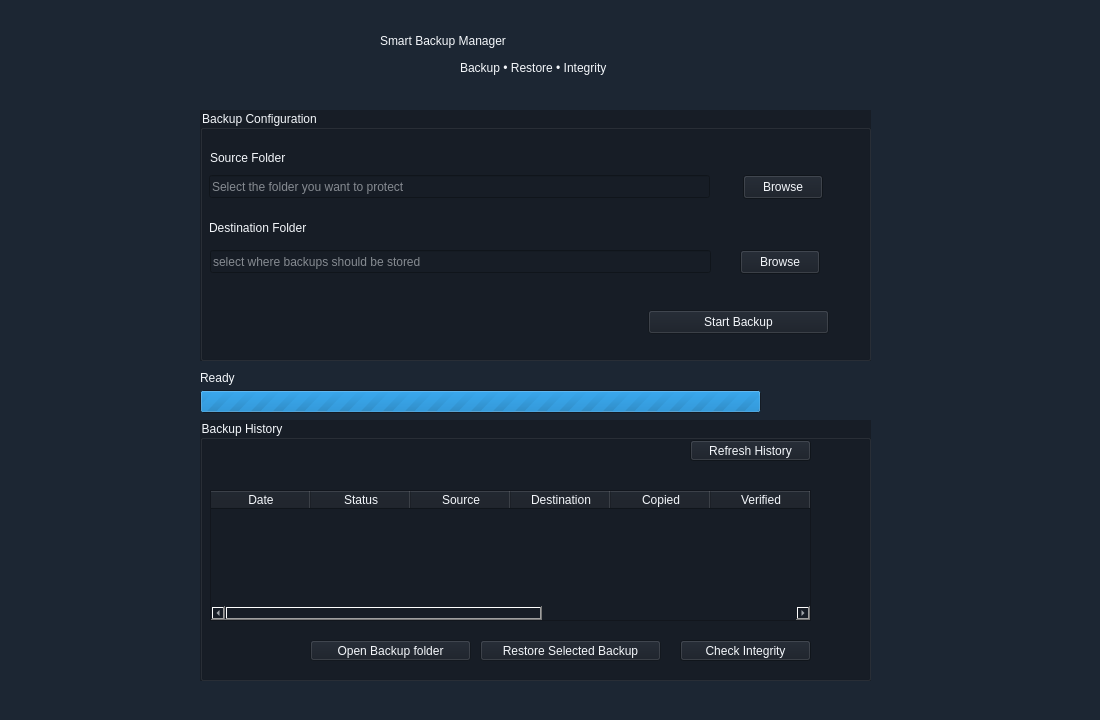
Anotidagd/cpp-qt-smart-backup-manager, file mainwindow.ui: the form before one commit.
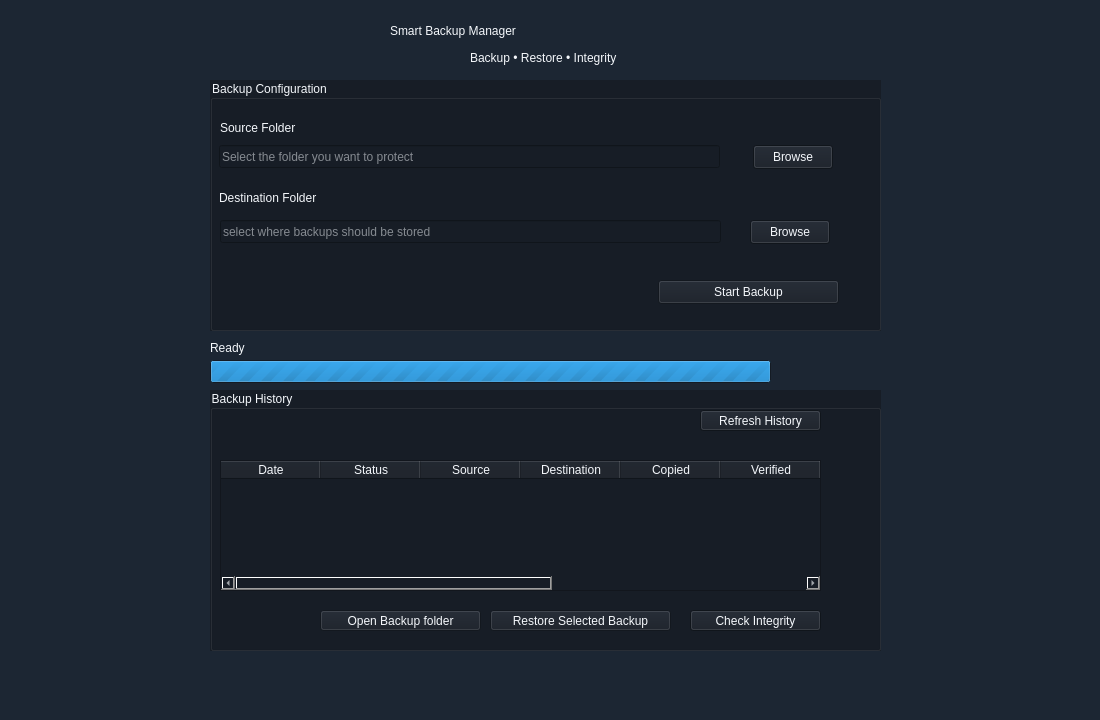
The form after the commit.

```diff
--- a/mainwindow.ui
+++ b/mainwindow.ui
@@ -27,8 +27,8 @@
    <widget class="QLabel" name="titleLabel">
     <property name="geometry">
      <rect>
-      <x>380</x>
-      <y>20</y>
+      <x>390</x>
+      <y>10</y>
       <width>441</width>
       <height>41</height>
      </rect>
@@ -40,8 +40,8 @@
    <widget class="QGroupBox" name="backupConfigurationGroup">
     <property name="geometry">
      <rect>
-      <x>200</x>
-      <y>110</y>
+      <x>210</x>
+      <y>80</y>
       <width>671</width>
       <height>251</height>
      </rect>
@@ -159,8 +159,8 @@
    <widget class="QLabel" name="progressLabel">
     <property name="geometry">
      <rect>
-      <x>200</x>
-      <y>370</y>
+      <x>210</x>
+      <y>340</y>
       <width>281</width>
       <height>16</height>
      </rect>
@@ -172,8 +172,8 @@
    <widget class="QProgressBar" name="backupProgressBar">
     <property name="geometry">
      <rect>
-      <x>200</x>
-      <y>390</y>
+      <x>210</x>
+      <y>360</y>
       <width>561</width>
       <height>23</height>
      </rect>
@@ -188,8 +188,8 @@
    <widget class="QGroupBox" name="backupHistoryGroup">
     <property name="geometry">
      <rect>
-      <x>200</x>
-      <y>420</y>
+      <x>210</x>
+      <y>390</y>
       <width>671</width>
       <height>261</height>
      </rect>
@@ -324,8 +324,8 @@
    <widget class="QLabel" name="label">
     <property name="geometry">
      <rect>
-      <x>460</x>
-      <y>60</y>
+      <x>470</x>
+      <y>50</y>
       <width>221</width>
       <height>16</height>
      </rect>
```
